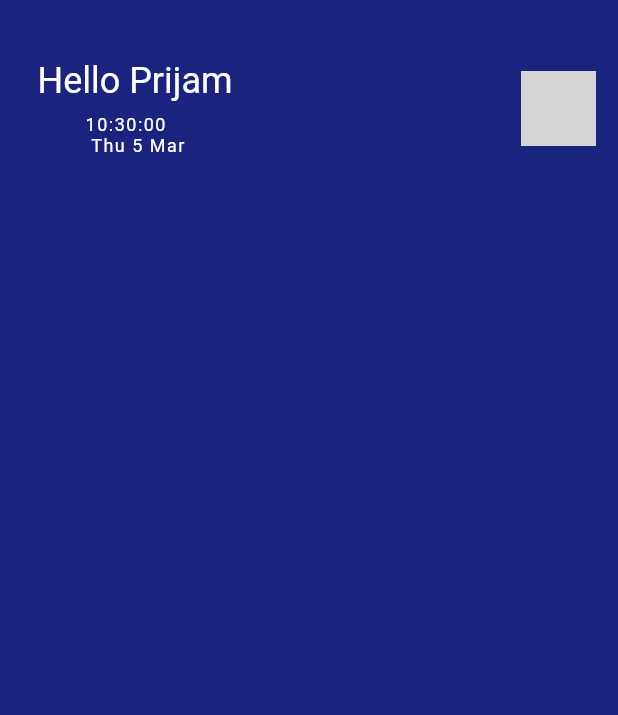
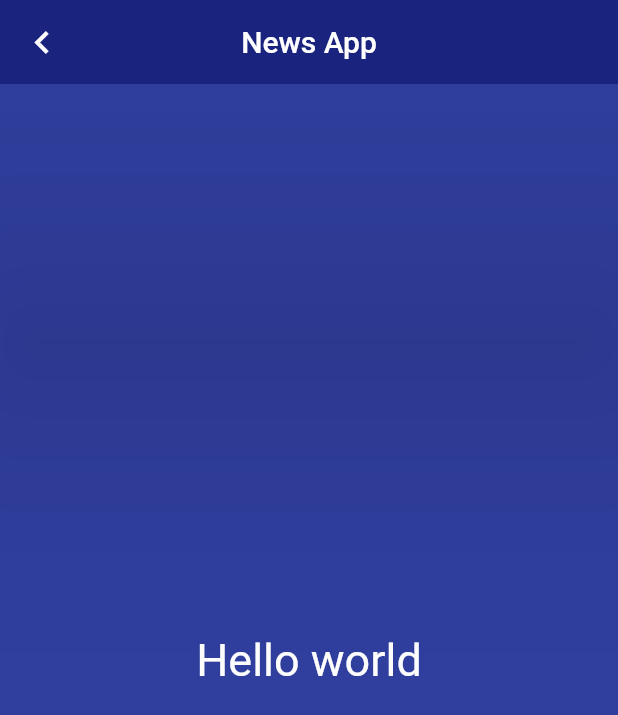
Before and after one commit to prijam/fluttter-class-news, a Flutter app: the screen it shows after launch, on a phone screen of 412 x 824 dp. Shown: the top 715 px of the screen. Run offline on Flutter 3.47's test engine with Material 2 defaults, Android fonts, the phone set to English and light mode, and no system bars; our stand-ins replace rxdart, sqflite; accounts and stored records are empty; grey boxes are pictures that could not be loaded.

Commit message:
second day news 2

```diff
--- a/lib/HomePage/HomePage.dart
+++ /dev/null
@@ -1,63 +0,0 @@
-import 'package:flutter/material.dart';
-import 'package:intl/intl.dart';
-import 'package:flutter_news_app_bloc/repo/api_provider.dart';
-
-class HomePage extends StatefulWidget {
-  @override
-  _HomePageState createState() => _HomePageState();
-}
-
-class _HomePageState extends State<HomePage> {
-  static DateTime now = DateTime.now();
-  String formattedDate = DateFormat('kk:mm:ss \n EEE d MMM').format(now);
-
-  @override
-  Widget build(BuildContext context) {
-    return Container(
-      color: Colors.indigo[900],
-      child: SafeArea(
-        child: Column(
-          children: <Widget>[
-            Row(
-              mainAxisAlignment: MainAxisAlignment.spaceBetween,
-              children: <Widget>[
-                Padding(
-                  padding: EdgeInsets.only(left: 25.0, top: 40.0),
-                  child: Column(
-                    children: <Widget>[
-                      Text(
-                        "Hello Prijam",
-                        style: TextStyle(color: Colors.white, fontSize: 24.0),
-                      ),
-                      SizedBox(
-                        height: 8.0,
-                      ),
-                      Text(
-                        formattedDate,
-                        style: TextStyle(
-                            color: Colors.white,
-                            fontSize: 12.0,
-                            letterSpacing: 1.0),
-                      )
-                    ],
-                  ),
-                ),
-                Padding(
-                    padding: EdgeInsets.only(right: 15.0, top: 40.0),
-                    child: Container(
-                        width: 50.0,
-                        height: 50.0,
-                        decoration: new BoxDecoration(
-                            shape: BoxShape.circle,
-                            image: new DecorationImage(
-                                fit: BoxFit.cover,
-                                image: new NetworkImage(
-                                    "https://scontent.fktm4-1.fna.fbcdn.net/v/t1.0-9/p960x960/58441293_2046680125442993_4916366170862387200_o.jpg?_nc_cat=108&_nc_sid=7aed08&_nc_ohc=avf9Rxre8RsAX8FKrH4&_nc_ht=scontent.fktm4-1.fna&_nc_tp=6&oh=44d61e9a370fbe947e2c263948e28905&oe=5EF2CA1C")))))
-              ],
-            ),
-          ],
-        ),
-      ),
-    );
-  }
-}
--- /dev/null
+++ b/lib/Screen/HomePage.dart
@@ -0,0 +1,29 @@
+import 'package:flutter/material.dart';
+import 'package:intl/intl.dart';
+
+class HomePage extends StatefulWidget {
+  @override
+  _HomePageState createState() => _HomePageState();
+}
+
+class _HomePageState extends State<HomePage> {
+  @override
+  Widget build(BuildContext context) {
+    return SafeArea(
+      child: Container(
+        color: Colors.indigo[700],
+        child: _buildNewsList(context),
+
+      ),
+    );
+  }
+
+ Widget _buildNewsList(BuildContext context) {
+    return Center(
+      child: Text("Hello world",style: TextStyle(
+        color: Colors.white,
+        fontSize: 30.0
+      ),),
+    );
+ }
+}
--- a/lib/main.dart
+++ b/lib/main.dart
@@ -1,5 +1,5 @@
 import 'package:flutter/material.dart';
-import 'package:flutter_news_app_bloc/HomePage/HomePage.dart';
+import 'Screen/HomePage.dart';
 
 void main() => runApp(NewsApp());
 
@@ -14,9 +14,14 @@ class _NewsAppState extends State<NewsApp> {
     return MaterialApp(
       title: "News App",
       debugShowCheckedModeBanner: false,
-      color: Colors.indigo[900],
       home: Scaffold(
-
+        appBar: AppBar(
+          leading: Icon(Icons.navigate_before,size:30.0,),
+          backgroundColor: Colors.indigo[900],
+          centerTitle: true,
+        elevation: 100.0,
+          title: Text("News App"),
+        ),
         body: HomePage(),
       ),
     );
--- /dev/null
+++ b/lib/src/bloc/News_BLOC.dart
@@ -0,0 +1,18 @@
+import 'package:flutter_news_app_bloc/repo/reprository.dart';
+import 'package:rxdart/rxdart.dart';
+
+class NewsBloc {
+  final _repository = Respository();
+  BehaviorSubject<List<int>> _topId = BehaviorSubject<List<int>>();
+
+  fetchTopId() async {
+    final list = await _repository.fetchTopIds();
+    _topId.sink.add(list);
+  }
+
+  Stream<List<int>> get topId => _topId.stream;
+
+  close() {
+    _topId.close();
+  }
+}
--- /dev/null
+++ b/lib/src/bloc/News_Bloc_Provider.dart
@@ -0,0 +1,20 @@
+import 'package:flutter/cupertino.dart';
+import 'package:flutter_news_app_bloc/src/bloc/News_BLOC.dart';
+
+class NewsBlocProvider extends InheritedWidget {
+  final _bloc = new NewsBloc();
+
+  @override
+  bool updateShouldNotify(InheritedWidget oldWidget) {
+    // TODO: implement updateShouldNotify
+    return true;
+  }
+
+  NewsBlocProvider({Key key, Widget child}) : super(key: key, child: child);
+
+  static NewsBloc of(BuildContext context) {
+    return (context
+        .dependOnInheritedWidgetOfExactType<NewsBlocProvider>()
+        ._bloc);
+  }
+}
--- a/pubspec.yaml
+++ b/pubspec.yaml
@@ -27,6 +27,7 @@ dependencies:
   intl: ^0.16.1
   sqflite: ^1.2.1
   path_provider: ^1.6.4
+  rxdart: ^0.23.1
 
 dev_dependencies:
   flutter_test:
```
Also changed, not shown: pubspec.lock.
